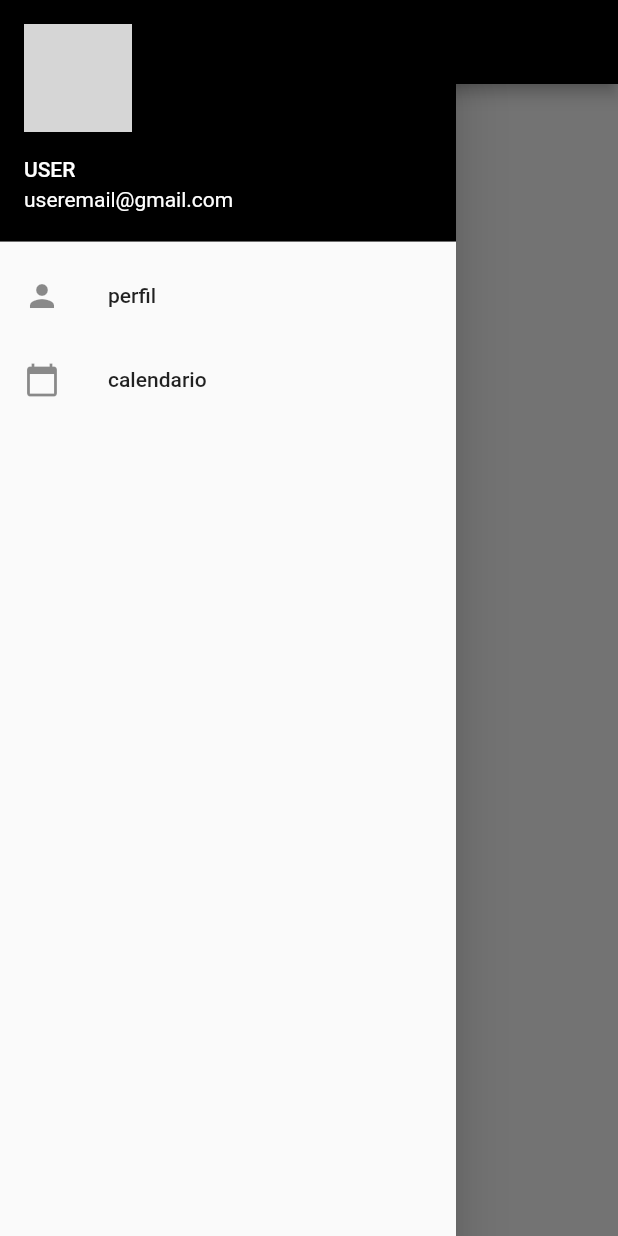
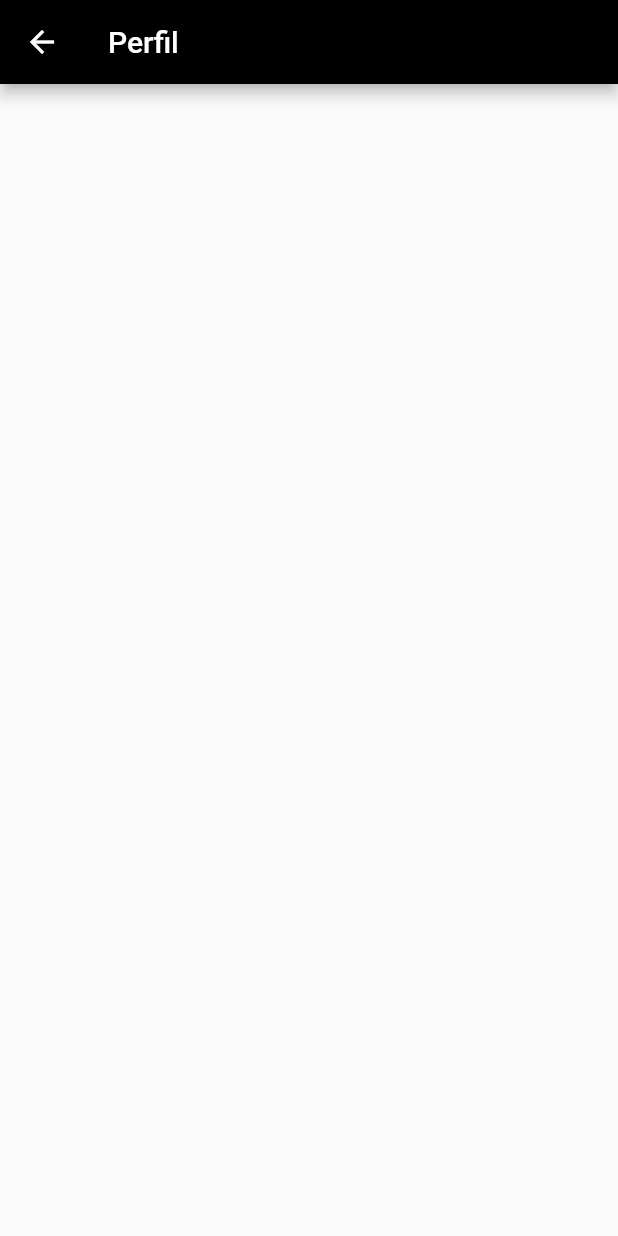
Before and after one commit to DeboraVillca/Flutter, a Flutter app: the Bienvenida screen opened by its route, in the side drawer, after a tap on "perfil", on a phone screen of 412 x 824 dp. Run offline on Flutter 3.47's test engine with Material 2 defaults, Android fonts, the phone set to English and light mode, and no system bars; missing offline and left inert: dart:js; grey boxes are pictures that could not be loaded.

Commit message:
navigate to profile

```diff
--- a/flutter_application_2/lib/bienvenida.dart
+++ b/flutter_application_2/lib/bienvenida.dart
@@ -1,4 +1,5 @@
 import 'package:flutter/material.dart';
+import 'package:flutter_application_2/perfil.dart';
 
 class Bienvenida extends StatefulWidget {
   //Bienvenida();
@@ -28,11 +29,19 @@ class _BienvenidaState extends State<Bienvenida> {
             ListTile(
               title: Text('perfil'),
               leading: Icon(Icons.person),
-              onTap: () {},
+              onTap: () {
+                Navigator.of(context).pop();
+                Navigator.pushNamed(context, '/perfil');
+              },
             ),
             ListTile(
               title: Text('calendario'),
               leading: Icon(Icons.calendar_today),
+              onTap: () {},
+            ),
+            ListTile(
+              title: Text('ajustes'),
+              leading: Icon(Icons.hardware),
               onTap: () {},
             ),
           ],
--- a/flutter_application_2/lib/main.dart
+++ b/flutter_application_2/lib/main.dart
@@ -1,12 +1,16 @@
+import 'dart:js';
+
 import 'package:flutter/material.dart';
 import 'package:flutter_application_2/bienvenida.dart';
 import 'login.dart';
+import 'package:flutter_application_2/perfil.dart';
 
 void main() {
   runApp(MaterialApp(
     routes: {
       '/login': (context) => login(),
-      '/bienvenida': (context) => Bienvenida()
+      '/bienvenida': (context) => Bienvenida(),
+      '/perfil': (context) => Perfil(),
     },
     initialRoute: '/login',
   ));
--- /dev/null
+++ b/flutter_application_2/lib/perfil.dart
@@ -0,0 +1,18 @@
+import 'package:flutter/material.dart';
+
+class Perfil extends StatefulWidget {
+  @override
+  _PerfilState createState() => _PerfilState();
+}
+
+class _PerfilState extends State<Perfil> {
+  @override
+  Widget build(BuildContext context) {
+    return Scaffold(
+      appBar: AppBar(
+        backgroundColor: Colors.black,
+        title: Text('Perfil'),
+      ),
+    );
+  }
+}
```
